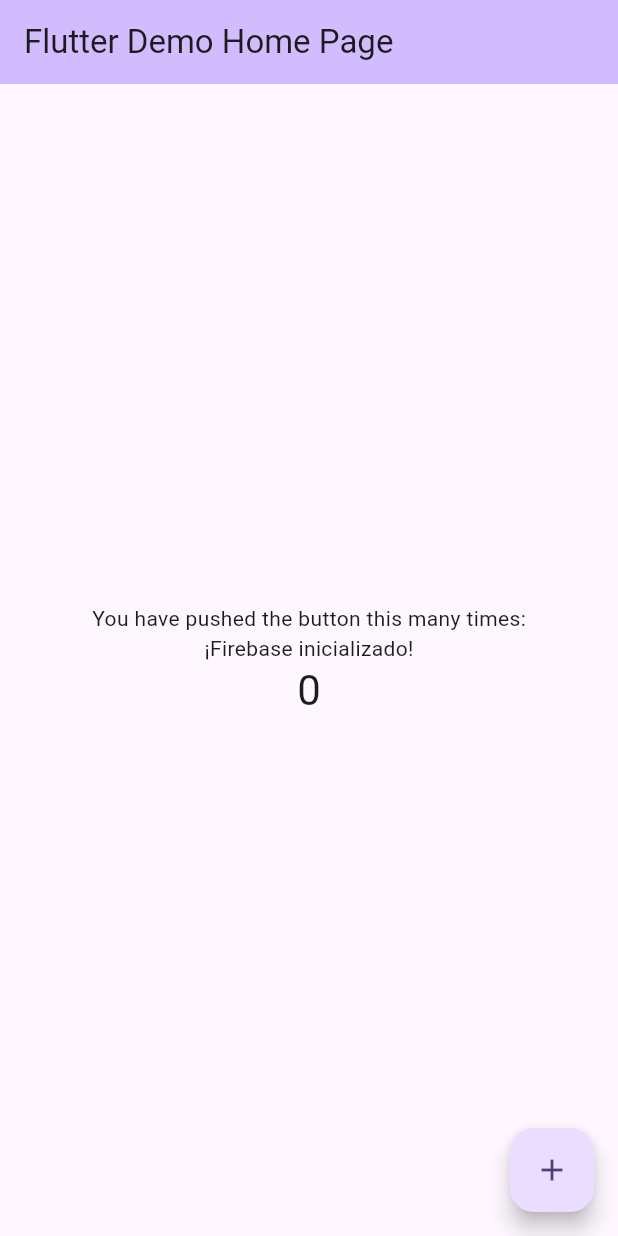
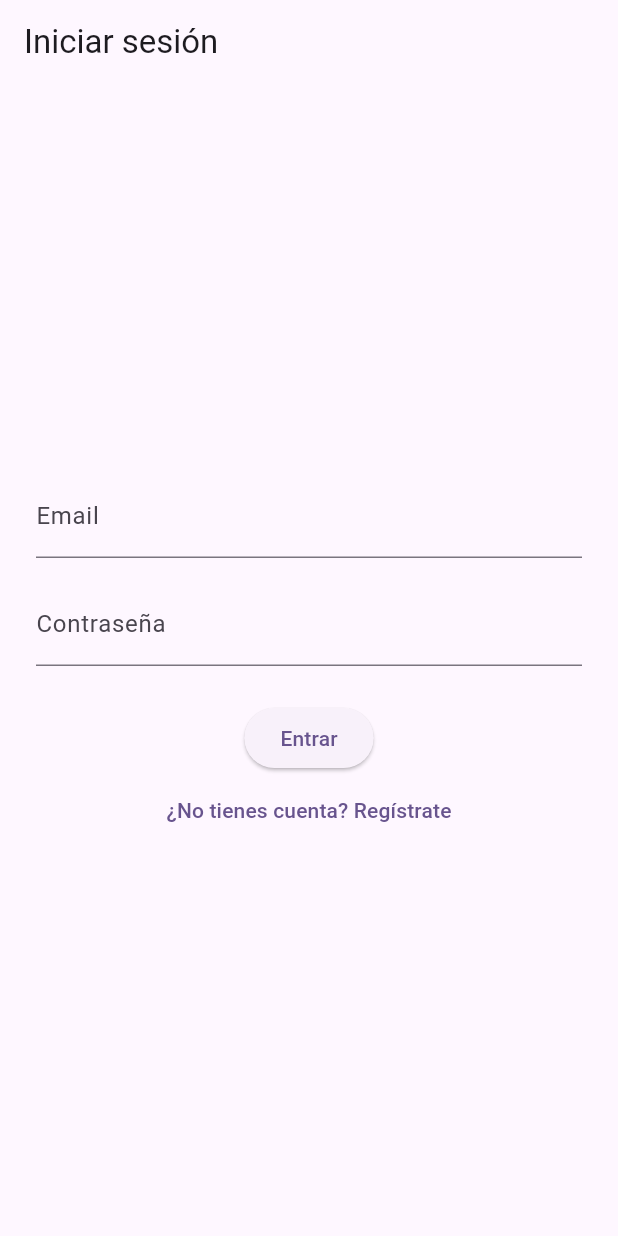
Before and after one commit to rbegacobas/appMovilTest, a Flutter app: the screen it shows after launch, on a phone screen of 412 x 824 dp. Run offline on Flutter 3.47's test engine with Material 3 defaults, Android fonts, the phone set to English and light mode, and no system bars; our stand-ins replace cloud_firestore, firebase_auth, firebase_core; accounts and stored records are empty.

Commit message:
feat(auth): registro, login, guardado en Firestore y UX mejorada (autologin/redirección)

```diff
--- /dev/null
+++ b/client_app/lib/auth_page.dart
@@ -0,0 +1,127 @@
+import 'package:flutter/material.dart';
+import 'package:firebase_auth/firebase_auth.dart';
+import 'package:cloud_firestore/cloud_firestore.dart';
+import 'home_page.dart';
+
+class AuthPage extends StatefulWidget {
+  const AuthPage({Key? key}) : super(key: key);
+
+  @override
+  State<AuthPage> createState() => _AuthPageState();
+}
+
+class _AuthPageState extends State<AuthPage> {
+  final _formKey = GlobalKey<FormState>();
+  final TextEditingController _emailController = TextEditingController();
+  final TextEditingController _passwordController = TextEditingController();
+  bool _isLogin = true;
+  String? _error;
+  bool _loading = false;
+
+  Future<void> _submit() async {
+    setState(() { _loading = true; _error = null; });
+    try {
+      if (_isLogin) {
+        await FirebaseAuth.instance.signInWithEmailAndPassword(
+          email: _emailController.text.trim(),
+          password: _passwordController.text.trim(),
+        );
+        // Navegar a HomePage tras login
+        if (mounted) {
+          Navigator.of(context).pushReplacement(
+            MaterialPageRoute(builder: (_) => const HomePage()),
+          );
+        }
+      } else {
+        final userCredential = await FirebaseAuth.instance.createUserWithEmailAndPassword(
+          email: _emailController.text.trim(),
+          password: _passwordController.text.trim(),
+        );
+        // Guardar datos básicos en Firestore
+        await FirebaseFirestore.instance.collection('usuarios').doc(userCredential.user!.uid).set({
+          'email': _emailController.text.trim(),
+          'createdAt': FieldValue.serverTimestamp(),
+          'rol': 'cliente',
+        });
+        // Mostrar mensaje de éxito y navegar a HomePage
+        if (mounted) {
+          ScaffoldMessenger.of(context).showSnackBar(
+            const SnackBar(content: Text('¡Registro exitoso!')),
+          );
+          Navigator.of(context).pushReplacement(
+            MaterialPageRoute(builder: (_) => const HomePage()),
+          );
+        }
+      }
+    } on FirebaseAuthException catch (e) {
+      if (e.code == 'email-already-in-use') {
+        _error = 'El email ya está en uso.';
+      } else if (e.code == 'weak-password') {
+        _error = 'La contraseña es demasiado débil.';
+      } else if (e.code == 'invalid-email') {
+        _error = 'El email no es válido.';
+      } else if (e.code == 'user-not-found') {
+        _error = 'Usuario no encontrado.';
+      } else if (e.code == 'wrong-password') {
+        _error = 'Contraseña incorrecta.';
+      } else {
+        _error = e.message;
+      }
+    } catch (e) {
+      _error = 'Error inesperado: $e';
+    }
+    setState(() { _loading = false; });
+  }
+
+  @override
+  Widget build(BuildContext context) {
+    return Scaffold(
+      appBar: AppBar(title: Text(_isLogin ? 'Iniciar sesión' : 'Registrarse')),
+      body: Center(
+        child: SingleChildScrollView(
+          padding: const EdgeInsets.all(24),
+          child: Form(
+            key: _formKey,
+            child: Column(
+              mainAxisSize: MainAxisSize.min,
+              children: [
+                TextFormField(
+                  controller: _emailController,
+                  decoration: const InputDecoration(labelText: 'Email'),
+                  keyboardType: TextInputType.emailAddress,
+                  validator: (v) => v != null && v.contains('@') ? null : 'Email inválido',
+                ),
+                const SizedBox(height: 16),
+                TextFormField(
+                  controller: _passwordController,
+                  decoration: const InputDecoration(labelText: 'Contraseña'),
+                  obscureText: true,
+                  validator: (v) => v != null && v.length >= 6 ? null : 'Mínimo 6 caracteres',
+                ),
+                const SizedBox(height: 24),
+                if (_error != null) ...[
+                  Text(_error!, style: const TextStyle(color: Colors.red)),
+                  const SizedBox(height: 12),
+                ],
+                _loading
+                    ? const CircularProgressIndicator()
+                    : ElevatedButton(
+                        onPressed: () {
+                          if (_formKey.currentState!.validate()) {
+                            _submit();
+                          }
+                        },
+                        child: Text(_isLogin ? 'Entrar' : 'Registrarse'),
+                      ),
+                TextButton(
+                  onPressed: () => setState(() => _isLogin = !_isLogin),
+                  child: Text(_isLogin ? '¿No tienes cuenta? Regístrate' : '¿Ya tienes cuenta? Inicia sesión'),
+                ),
+              ],
+            ),
+          ),
+        ),
+      ),
+    );
+  }
+}
--- a/client_app/lib/main.dart
+++ b/client_app/lib/main.dart
@@ -1,5 +1,6 @@
 import 'package:flutter/material.dart';
 import 'package:firebase_core/firebase_core.dart';
+import 'auth_page.dart';
 
 
 
@@ -36,7 +37,7 @@ class MyApp extends StatelessWidget {
         // tested with just a hot reload.
         colorScheme: ColorScheme.fromSeed(seedColor: Colors.deepPurple),
       ),
-      home: const MyHomePage(title: 'Flutter Demo Home Page'),
+  home: const AuthPage(),
     );
   }
 }
```
Also changed, not shown: client_app/lib/home_page.dart (added, +37 -0 lines).
